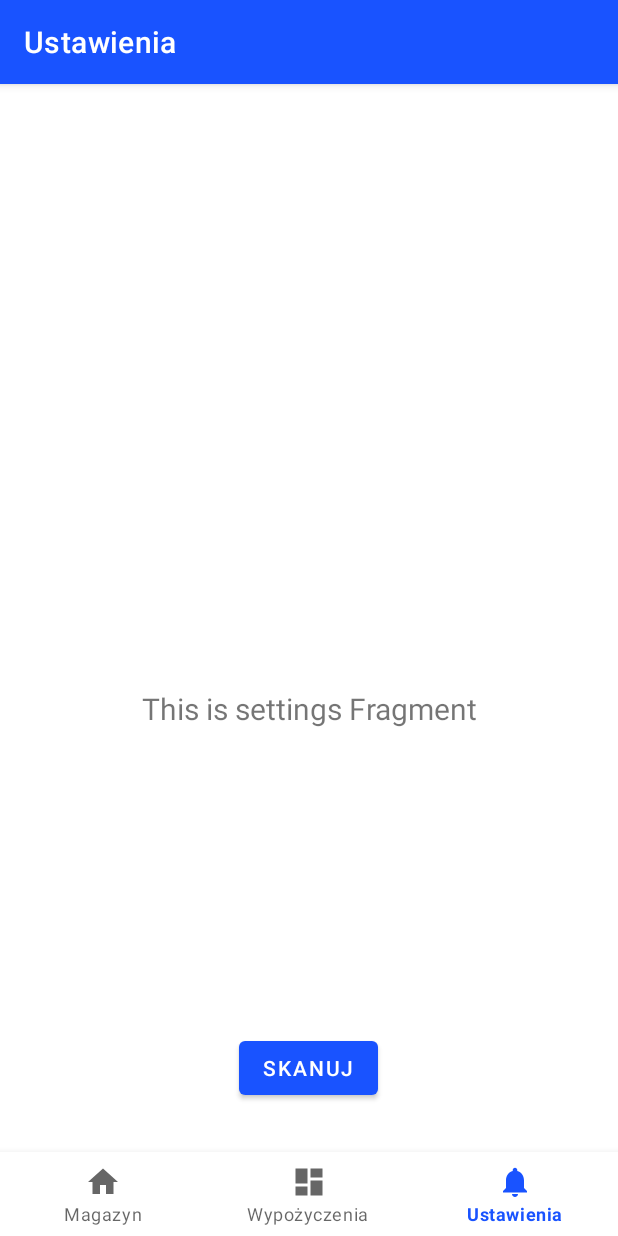
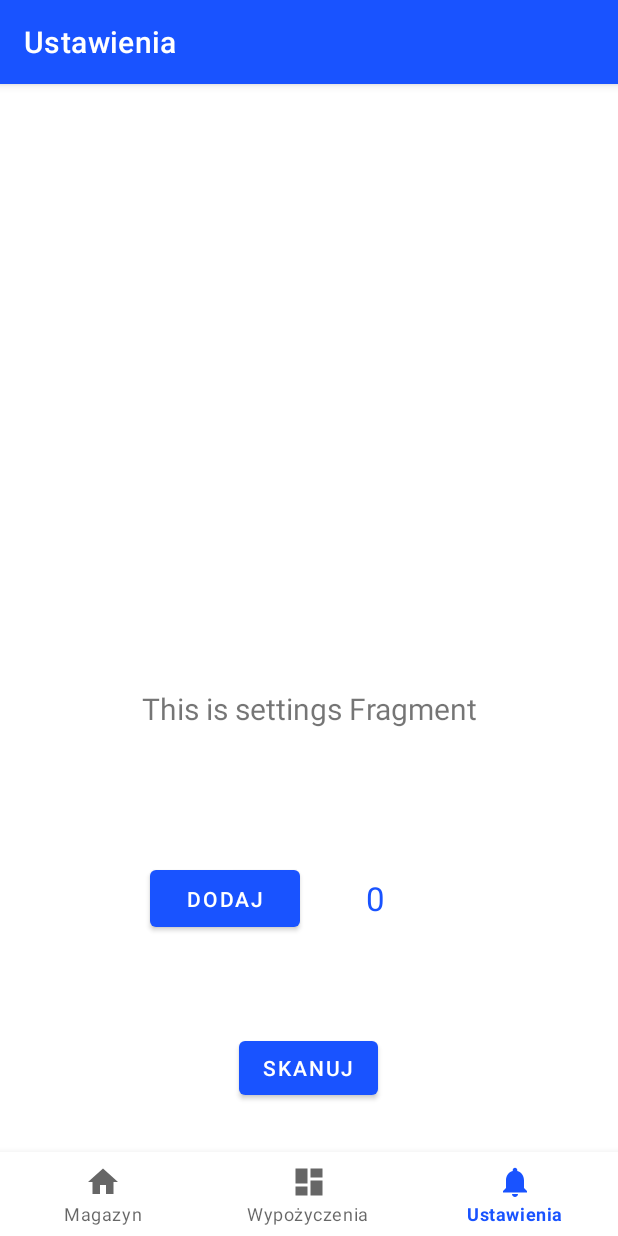
Before and after one commit to michalch775/storely, an Android app: the SettingsFragment screen opened through its navigation route, on a phone screen of 412 x 824 dp. Run offline under Robolectric (Android 15) with nearby library versions, the phone set to English and light mode, and no system bars; our stand-ins replace navigation-ui.

Commit message:
studying viewModels, Fragments and liveData

```diff
--- a/smartRecordMobile/smartRecordMobileApp/app/build.gradle
+++ b/smartRecordMobile/smartRecordMobileApp/app/build.gradle
@@ -45,6 +45,7 @@ dependencies {
     implementation 'androidx.lifecycle:lifecycle-viewmodel-ktx:2.4.0'
     implementation 'androidx.navigation:navigation-fragment-ktx:2.3.5'
     implementation 'androidx.navigation:navigation-ui-ktx:2.3.5'
+    implementation 'androidx.preference:preference:1.1.1'
     testImplementation 'junit:junit:4.+'
     androidTestImplementation 'androidx.test.ext:junit:1.1.3'
     androidTestImplementation 'androidx.test.espresso:espresso-core:3.4.0'
--- a/smartRecordMobile/smartRecordMobileApp/app/src/main/java/com/example/smartrecordmobileapp/MainActivity.kt
+++ b/smartRecordMobile/smartRecordMobileApp/app/src/main/java/com/example/smartrecordmobileapp/MainActivity.kt
@@ -44,3 +44,7 @@ class MainActivity : AppCompatActivity() {
         //działa
     }
 }
+
+
+// w projekcie będę używał aktywności (activities), żywych danych (live data), fragmentów (fragments) i modeli widoków (view model) i wątków (threads)
+// live data jest jeszcze do ogarnięcia, nie do końca rozumiem na czym polega jego działanie
--- a/smartRecordMobile/smartRecordMobileApp/app/src/main/java/com/example/smartrecordmobileapp/ui/notifications/SettingsFragment.kt
+++ b/smartRecordMobile/smartRecordMobileApp/app/src/main/java/com/example/smartrecordmobileapp/ui/notifications/SettingsFragment.kt
@@ -4,6 +4,7 @@ import android.os.Bundle
 import android.view.LayoutInflater
 import android.view.View
 import android.view.ViewGroup
+import android.widget.Button
 import android.widget.TextView
 import androidx.fragment.app.Fragment
 import androidx.lifecycle.Observer
@@ -13,7 +14,7 @@ import com.example.smartrecordmobileapp.databinding.FragmentSettingsBinding
 
 class SettingsFragment : Fragment() {
 
-    private lateinit var settingsViewModel: SettingsViewModel
+    private lateinit var viewModel: SettingsViewModel
     private var _binding: FragmentSettingsBinding? = null
 
     // This property is only valid between onCreateView and
@@ -25,21 +26,52 @@ class SettingsFragment : Fragment() {
         container: ViewGroup?,
         savedInstanceState: Bundle?
     ): View? {
-        settingsViewModel =
+        viewModel =
             ViewModelProvider(this).get(SettingsViewModel::class.java)
 
         _binding = FragmentSettingsBinding.inflate(inflater, container, false)
         val root: View = binding.root
 
+
         val textView: TextView = binding.textSettings
-        settingsViewModel.text.observe(viewLifecycleOwner, Observer {
+        viewModel.text.observe(viewLifecycleOwner, Observer {
             textView.text = it
         })
+
+        increaseText()
+
         return root
+    }
+
+    /**
+     * increaseNumbTextView - staje się wskaźnikiem na element widoku poprzez binding i przypisuje wartość danemu elementowi
+     * increaseButton - staje się wskaźnikiem na element widoku - || -
+     * viewModel.currentNumbToIncrease.value = ++viewModel.number - incrementuje zmienną z viewModel i przypisuje ją do objektu
+     */
+    private fun increaseText() {
+
+        val increaseNumbTextView: TextView = binding.increaseNumbTextView
+        viewModel.currentNumbToIncrease.observe(viewLifecycleOwner, {
+            increaseNumbTextView.text = it.toString()
+        })
+
+        val increaseButton: Button = binding.increaseButton
+
+        increaseButton.setOnClickListener {
+            viewModel.currentNumbToIncrease.value = ++viewModel.number
+        }
     }
 
     override fun onDestroyView() {
         super.onDestroyView()
         _binding = null
     }
+
+
 }
+
+//fragmenty wchodzą w interakcje z użytkownikiem i prezentują mu dane
+//z kolei view model wykonuje operacje na danych
+//  user -> fragment -> viewmodel -> fragment -> xml -> user
+//  viewModel.text.observe --- w ten sposób pobierasz liveData, na liveData pracuje viewModel
+// w fragmencie/aktywności używasz bindingu
--- a/smartRecordMobile/smartRecordMobileApp/app/src/main/java/com/example/smartrecordmobileapp/ui/notifications/SettingsViewModel.kt
+++ b/smartRecordMobile/smartRecordMobileApp/app/src/main/java/com/example/smartrecordmobileapp/ui/notifications/SettingsViewModel.kt
@@ -9,5 +9,12 @@ class SettingsViewModel : ViewModel() {
     private val _text = MutableLiveData<String>().apply {
         value = "This is settings Fragment"
     }
+
     val text: LiveData<String> = _text
+
+    var number = 0
+
+    val currentNumbToIncrease = MutableLiveData<Int>().apply {
+        value = 0
+    }
 }
--- a/smartRecordMobile/smartRecordMobileApp/app/src/main/java/com/example/smartrecordmobileapp/ui/scanning/Scan.kt
+++ b/smartRecordMobile/smartRecordMobileApp/app/src/main/java/com/example/smartrecordmobileapp/ui/scanning/ScanActivity.kt
@@ -30,11 +30,7 @@ class Scan : AppCompatActivity() {
         setupPermissions()
         codeScanner()
     }
-//codeScannerprzez to zakomentowane nie działa, super
 
-    /**
-     *
-     */
     private fun codeScanner() {
         val scanView = findViewById<CodeScannerView>(R.id.scanView)
         codeScanner = CodeScanner(this, scanView)
@@ -47,7 +43,6 @@ class Scan : AppCompatActivity() {
             scanMode = ScanMode.SINGLE
             isAutoFocusEnabled = true
             isFlashEnabled = false
-
 
             decodeCallback = DecodeCallback {
                 runOnUiThread {
--- a/smartRecordMobile/smartRecordMobileApp/app/src/main/res/layout/fragment_settings.xml
+++ b/smartRecordMobile/smartRecordMobileApp/app/src/main/res/layout/fragment_settings.xml
@@ -19,4 +19,30 @@
         app:layout_constraintEnd_toEndOf="parent"
         app:layout_constraintStart_toStartOf="parent"
         app:layout_constraintTop_toTopOf="parent" />
+
+    <Button
+        android:id="@+id/increaseButton"
+        android:layout_width="100dp"
+        android:layout_height="50dp"
+        android:layout_alignParentEnd="true"
+        android:layout_alignParentBottom="true"
+        android:layout_marginLeft="100dp"
+        android:layout_marginBottom="200dp"
+        android:text="dodaj"
+        app:layout_constraintBottom_toBottomOf="parent"
+        app:layout_constraintStart_toStartOf="parent" />
+
+    <TextView
+        android:id="@+id/increaseNumbTextView"
+        android:layout_width="100dp"
+        android:layout_height="50dp"
+        android:layout_marginBottom="200dp"
+        android:layout_alignParentEnd="true"
+        android:layout_alignParentBottom="true"
+        android:gravity="center"
+        android:text="0"
+        android:textColor="@color/blue_700"
+        android:textSize="22sp"
+        app:layout_constraintBottom_toBottomOf="parent"
+        app:layout_constraintStart_toEndOf="@+id/increaseButton" />
 </androidx.constraintlayout.widget.ConstraintLayout>
```
Also changed, not shown: smartRecordMobile/smartRecordMobileApp/app/src/main/res/layout/activity_scan.xml (+26 -1 lines), smartRecordMobile/smartRecordMobileApp/app/src/main/res/values/strings.xml (+14 -0 lines).
